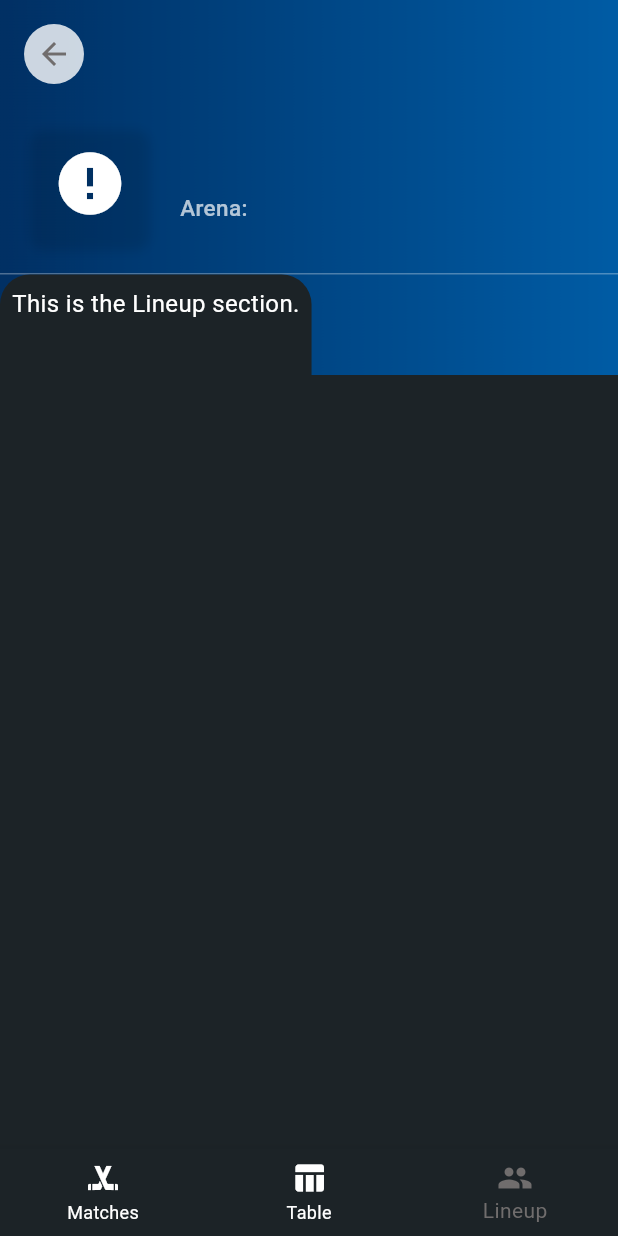
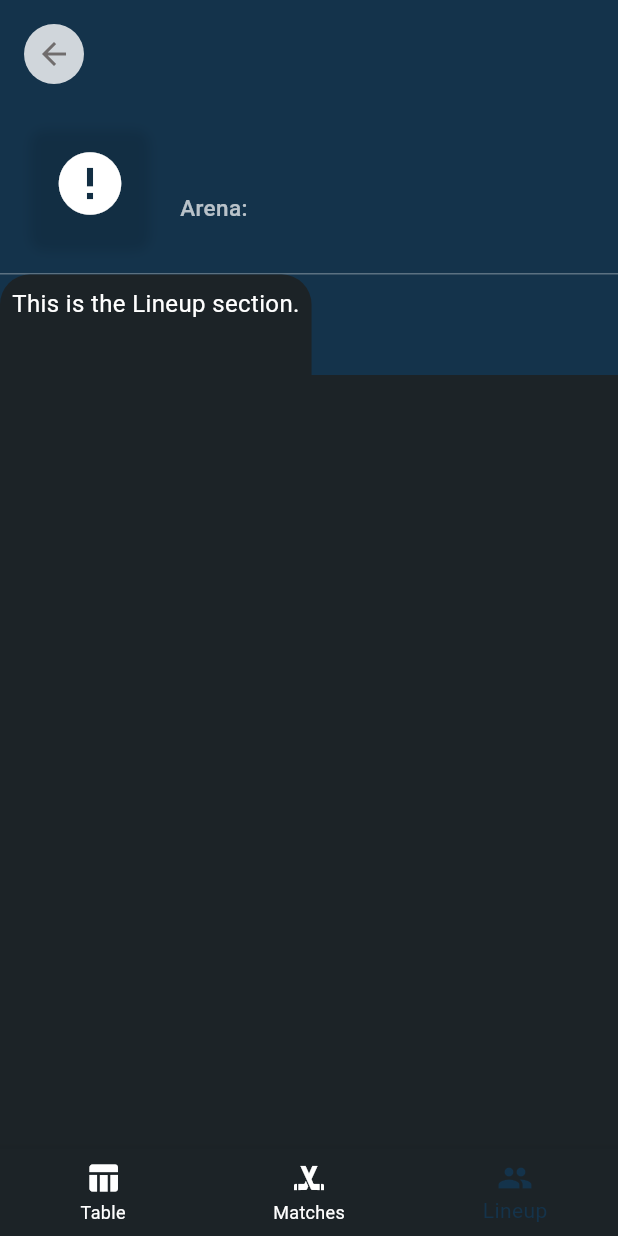
Before and after one commit to Ejdmoss/HOCKEY_APP, a Flutter app: the TeamDetailsPage screen opened directly with empty values, item 3 of the bottom bar chosen, on a phone screen of 412 x 824 dp. Run offline on Flutter 3.47's test engine with Material 3 defaults, Android fonts, the phone set to English and light mode, and no system bars; our stand-ins replace cloud_firestore, firebase_auth, firebase_core, firebase_database; accounts and stored records are empty; network calls fail.

Commit message:
88-version

```diff
--- a/lib/addons/bottom_navigation_bar.dart
+++ b/lib/addons/bottom_navigation_bar.dart
@@ -18,14 +18,14 @@ class CustomBottomNavigationBar extends StatelessWidget {
       items: const [
         // ikony pro navigaci
         BottomNavigationBarItem(
+          icon: Icon(Icons.table_chart),
+          // tabulka
+          label: 'Table',
+        ),
+        BottomNavigationBarItem(
           icon: Icon(Icons.sports_hockey),
           // zápasy
           label: 'Matches',
-        ),
-        BottomNavigationBarItem(
-          icon: Icon(Icons.table_chart),
-          // tabulka
-          label: 'Table',
         ),
         BottomNavigationBarItem(
           icon: Icon(Icons.people),
@@ -35,7 +35,7 @@ class CustomBottomNavigationBar extends StatelessWidget {
       ],
       currentIndex: selectedIndex,
       // vybrana barva ikon a textu
-      selectedItemColor: Theme.of(context).colorScheme.onPrimary,
+      selectedItemColor: const Color.fromARGB(255,0,88,159).withOpacity(0.3),
       unselectedItemColor: Theme.of(context).colorScheme.inversePrimary,
       onTap: onItemTapped,
     );
--- a/lib/pages/matches_tab_content.dart
+++ b/lib/pages/matches_tab_content.dart
@@ -11,11 +11,16 @@ class MatchesTabContent extends StatelessWidget {
   @override
   Widget build(BuildContext context) {
     return StreamBuilder<QuerySnapshot>(
-      // získání dat z kolekce matches, kde je tým1 roven zadanému týmu
+      // získání dat z kolekce matches, kde je tým1 nebo tým2 roven zadanému týmu
       stream: FirebaseFirestore.instance
           .collection('matches')
-          // porovnání týmu1 s názvem zadaného týmu
-          .where('team1name', isEqualTo: teamName)
+          // porovnání týmu1 nebo týmu2 s názvem zadaného týmu
+          .where(
+            Filter.or(
+              Filter('team1name', isEqualTo: teamName),
+              Filter('team2name', isEqualTo: teamName),
+            ),
+          )
           .snapshots(),
       // vykreslení dat
       builder: (context, snapshot) {
--- a/lib/pages/team_details_page.dart
+++ b/lib/pages/team_details_page.dart
@@ -45,11 +45,8 @@ class _TeamDetailsPageState extends State<TeamDetailsPage> {
           // Pozadí stránky s obrázkem
           Container(
             height: 250,
-            decoration: const BoxDecoration(
-              image: DecorationImage(
-                image: AssetImage('lib/images/bc.png'),
-                fit: BoxFit.cover,
-              ),
+            decoration: BoxDecoration(
+              color: const Color.fromARGB(255, 0, 88, 159).withOpacity(0.3),
             ),
           ),
           // Obsah stránky
@@ -149,9 +146,9 @@ class _TeamDetailsPageState extends State<TeamDetailsPage> {
                         topRight: Radius.circular(20),
                       ),
                     ),
-                    child: _selectedIndex == 0
+                    child: _selectedIndex == 1
                         ? MatchesTabContent(teamName: widget.teamName)
-                        : _selectedIndex == 1
+                        : _selectedIndex == 0
                             ? TableTabContent(teamName: widget.teamName)
                             : const LineupTabContent(),
                   ),
```
Also changed, not shown: lib/images/bc.png (deleted).
